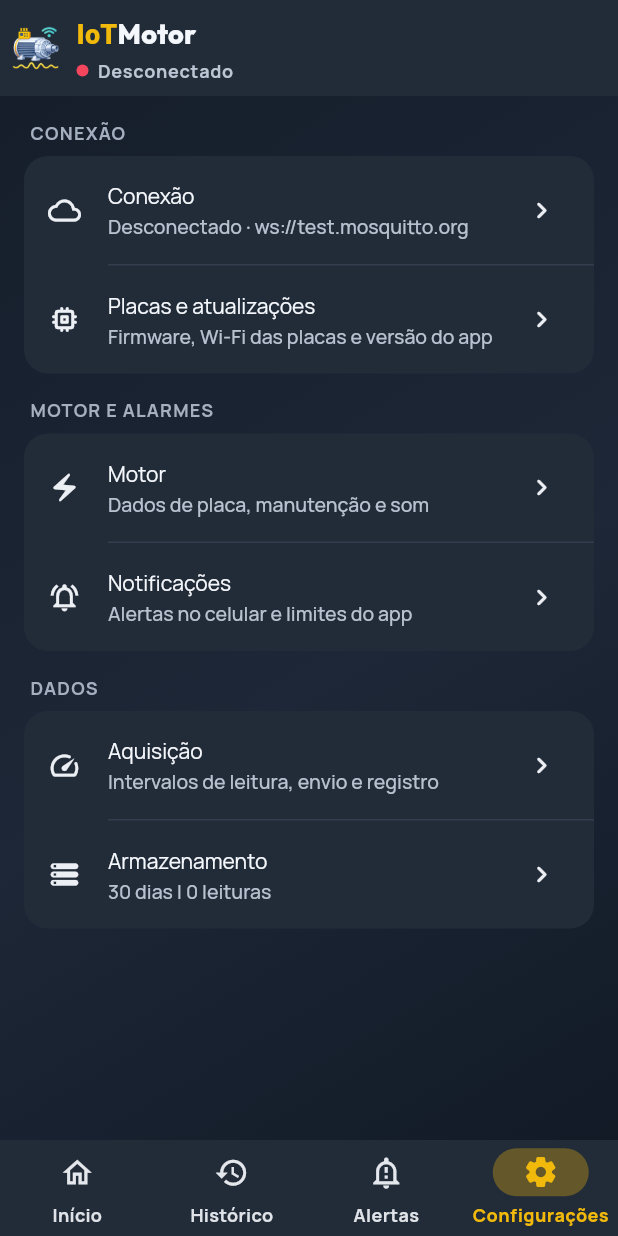
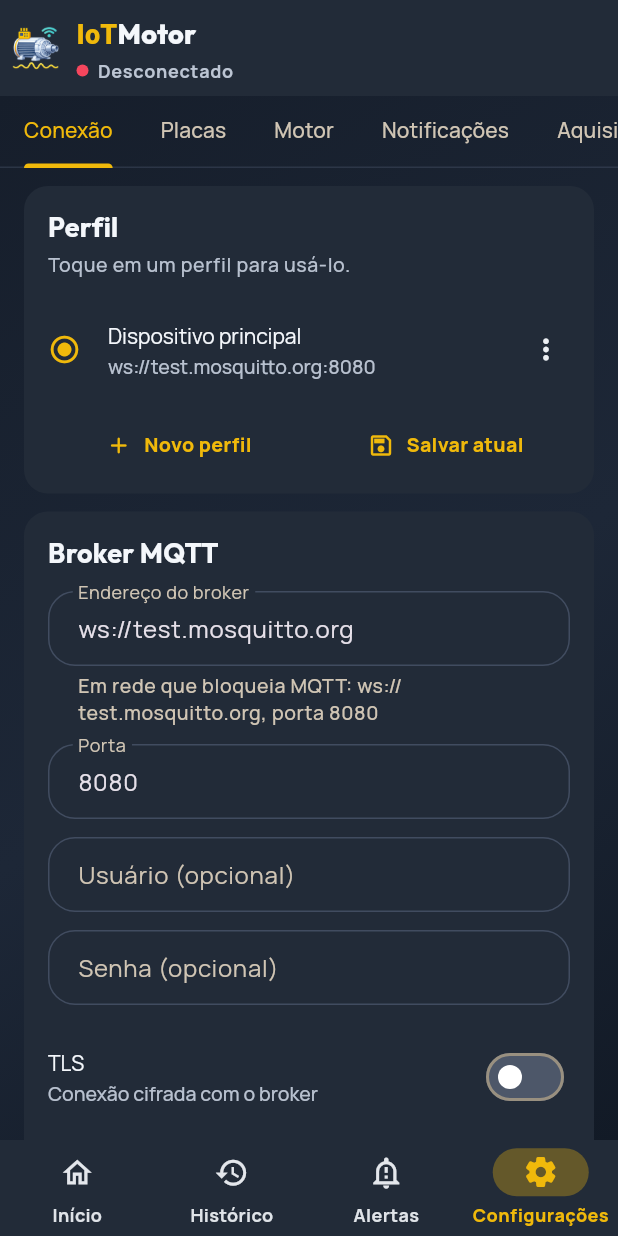
Before and after one commit to frahncky/IoTMotor, a Flutter app: the screen it shows after launch, item 4 of the bottom bar chosen, on a phone screen of 412 x 824 dp. Run offline on Flutter 3.47's test engine with Material 3 defaults, Android fonts, the phone set to English and light mode, and no system bars; our stand-ins replace audioplayers, fl_chart, flutter_local_notifications, flutter_riverpod, flutter_secure_storage, google_fonts and 2 more; missing offline and left inert: cryptography, dart:html, flutter_background_service, mqtt_client.

Commit message:
App: configurações voltam a usar abas no topo
As seções (Conexão, Placas, Motor, Notificações, Aquisição, Armazenamento)
ficam em abas roláveis no topo da tela, no lugar da lista que abria telas
separadas. A aba Placas mostra um ponto laranja quando há firmware novo.
O conteúdo de cada seção não muda.

Versão 2.5.6+20 "Abas nas configurações".

Co-Authored-By: Claude Opus 5.5 <noreply@anthropic.com>
Claude-Session: https://claude.ai/code/session_0189GDF6aG8NRjVo5XnGhWMc

```diff
--- a/lib/app/versao.dart
+++ b/lib/app/versao.dart
@@ -3,4 +3,4 @@
 /// A cada atualização do app, suba o `version:` do pubspec.yaml e troque este
 /// nome (curto, dizendo o que a versão traz). O CI publica a release
 /// `app-v<versão>` com ele, e a PR que muda o app sem subir a versão falha.
-const String nomeDaVersao = 'Visual de aplicativo';
+const String nomeDaVersao = 'Abas nas configurações';
--- a/lib/features/iot_motor/view/tabs/settings_tab.dart
+++ b/lib/features/iot_motor/view/tabs/settings_tab.dart
@@ -49,16 +49,6 @@ class _ConfiguracoesTabState extends ConsumerState<ConfiguracoesTab> {
 
   MotorControlController get controller => widget.controller;
 
-  /// As telas de cada seção são empilhadas por cima do app e leem este estado
-  /// (campos e escolhas): mudou aqui, elas se redesenham também.
-  final ValueNotifier<int> _versao = ValueNotifier<int>(0);
-
-  @override
-  void setState(VoidCallback fn) {
-    super.setState(fn);
-    _versao.value++;
-  }
-
   @override
   void initState() {
     super.initState();
@@ -90,7 +80,6 @@ class _ConfiguracoesTabState extends ConsumerState<ConfiguracoesTab> {
     _acqPublishController.dispose();
     _acqChartController.dispose();
     _acqRecordController.dispose();
-    _versao.dispose();
     super.dispose();
   }
 
@@ -104,155 +93,83 @@ class _ConfiguracoesTabState extends ConsumerState<ConfiguracoesTab> {
 
   @override
   Widget build(BuildContext context) {
-    final ({String texto, bool atualizar})? firmwareQuadro = controller
-        .firmwareOf('esp32-01');
     final bool atualizacao = controller.boardsToUpdate.isNotEmpty;
-    return ListView(
-      key: const ValueKey<String>('tab_configuracoes'),
-      padding: appPagePadding,
-      children: <Widget>[
-        _grupo(context, 'Conexão', <Widget>[
-          _item(
-            icon: Icons.cloud_outlined,
-            titulo: 'Conexão',
-            subtitulo:
-                controller.isConnected
-                    ? 'Conectado · ${controller.connectionHost}'
-                    : 'Desconectado · ${controller.connectionHost}',
-            abrir: () => _abrir('Conexão', _buildConnectionPage),
+    final List<(String, Widget?, List<Widget> Function(BuildContext))> abas =
+        <(String, Widget?, List<Widget> Function(BuildContext))>[
+          ('Conexão', null, _buildConnectionPage),
+          (
+            'Placas',
+            // Ponto laranja: há firmware novo para instalar.
+            atualizacao
+                ? Container(
+                  width: 8,
+                  height: 8,
+                  decoration: BoxDecoration(
+                    color: AppTheme.brandOrange,
+                    shape: BoxShape.circle,
                   ),
-          _item(
-            icon: Icons.memory_rounded,
-            titulo: 'Placas e atualizações',
-            subtitulo:
-                atualizacao
-                    ? 'Atualização de firmware disponível'
-                    : firmwareQuadro == null
-                    ? 'Firmware, Wi-Fi das placas e versão do app'
-                    : 'Firmware em dia',
-            destaque: atualizacao,
-            abrir:
-                () => _abrir(
-                  'Placas e atualizações',
+                )
+                : null,
             (BuildContext context) => <Widget>[
               DeviceMaintenanceSection(controller: controller),
             ],
           ),
-          ),
-        ]),
-        appSectionGap,
-        _grupo(context, 'Motor e alarmes', <Widget>[
-          _item(
-            icon: Icons.electric_bolt_rounded,
-            titulo: 'Motor',
-            subtitulo: 'Dados de placa, manutenção e som',
-            abrir:
-                () => _abrir(
+          (
             'Motor',
+            null,
             (BuildContext context) => <Widget>[
               MotorSettingsPanel(controller: controller),
             ],
           ),
-          ),
-          _item(
-            icon: Icons.notifications_active_outlined,
-            titulo: 'Notificações',
-            subtitulo: 'Alertas no celular e limites do app',
-            abrir: () => _abrir('Notificações', _buildNotificationsPage),
-          ),
-        ]),
-        appSectionGap,
-        _grupo(context, 'Dados', <Widget>[
-          _item(
-            icon: Icons.speed_rounded,
-            titulo: 'Aquisição',
-            subtitulo: 'Intervalos de leitura, envio e registro',
-            abrir: () => _abrir('Aquisição', _buildAcquisitionPage),
-          ),
-          _item(
-            icon: Icons.storage_rounded,
-            titulo: 'Armazenamento',
-            subtitulo: controller.historyRetentionSummary,
-            abrir: () => _abrir('Armazenamento', _buildStoragePage),
-          ),
-        ]),
-      ],
-    );
-  }
+          ('Notificações', null, _buildNotificationsPage),
+          ('Aquisição', null, _buildAcquisitionPage),
+          ('Armazenamento', null, _buildStoragePage),
+        ];
 
-  Widget _grupo(BuildContext context, String titulo, List<Widget> itens) {
-    return Column(
-      crossAxisAlignment: CrossAxisAlignment.stretch,
-      children: <Widget>[
-        Padding(
-          padding: const EdgeInsets.fromLTRB(4, 4, 4, 8),
-          child: Text(
-            titulo.toUpperCase(),
-            style: Theme.of(
-              context,
-            ).textTheme.labelMedium?.copyWith(letterSpacing: 0.8),
-          ),
-        ),
-        Material(
-          color: AppTheme.surfaceSoft,
-          borderRadius: BorderRadius.circular(16),
-          clipBehavior: Clip.antiAlias,
+    return DefaultTabController(
+      key: const ValueKey<String>('tab_configuracoes'),
+      length: abas.length,
       child: Column(
         children: <Widget>[
-              for (int i = 0; i < itens.length; i++) ...<Widget>[
-                if (i > 0)
-                  Divider(
-                    height: 1,
-                    indent: 56,
-                    color: AppTheme.inputBorder.withValues(alpha: 0.3),
-                  ),
-                itens[i],
+          TabBar(
+            isScrollable: true,
+            tabAlignment: TabAlignment.start,
+            dividerColor: AppTheme.inputBorder.withValues(alpha: 0.3),
+            tabs: <Widget>[
+              for (final (String nome, Widget? marca, _) in abas)
+                Tab(
+                  key: ValueKey<String>('config_$nome'),
+                  child: Row(
+                    mainAxisSize: MainAxisSize.min,
+                    children: <Widget>[
+                      Text(nome),
+                      if (marca != null) ...<Widget>[
+                        const SizedBox(width: 6),
+                        marca,
                       ],
                     ],
                   ),
                 ),
             ],
-    );
-  }
-
-  Widget _item({
-    required IconData icon,
-    required String titulo,
-    required String subtitulo,
-    required VoidCallback abrir,
-    bool destaque = false,
-  }) {
-    return ListTile(
-      key: ValueKey<String>('config_$titulo'),
-      leading: Icon(icon, color: destaque ? AppTheme.brandOrange : null),
-      title: Text(titulo),
-      subtitle: Text(
-        subtitulo,
-        maxLines: 1,
-        overflow: TextOverflow.ellipsis,
-        style: TextStyle(color: destaque ? AppTheme.brandOrange : null),
           ),
-      trailing: const Icon(Icons.chevron_right_rounded),
-      onTap: abrir,
-    );
-  }
-
-  /// Abre a seção numa tela própria, com voltar, por cima da barra inferior.
-  void _abrir(String titulo, List<Widget> Function(BuildContext) corpo) {
-    Navigator.of(context).push(
-      MaterialPageRoute<void>(
-        builder:
-            (BuildContext context) => Scaffold(
-              appBar: AppBar(title: Text(titulo)),
-              body: ListenableBuilder(
-                listenable: Listenable.merge(<Listenable>[controller, _versao]),
-                builder:
-                    (BuildContext context, _) => ListView(
+          Expanded(
+            child: TabBarView(
+              children: <Widget>[
+                for (final (
+                      String nome,
+                      _,
+                      List<Widget> Function(BuildContext) corpo,
+                    )
+                    in abas)
+                  ListView(
+                    key: ValueKey<String>('config_pagina_$nome'),
                     padding: appPagePadding,
                     children: corpo(context),
                   ),
+              ],
             ),
           ),
+        ],
       ),
     );
   }
--- a/pubspec.yaml
+++ b/pubspec.yaml
@@ -16,7 +16,7 @@ publish_to: 'none' # Remove this line if you wish to publish to pub.dev
 # https://developer.apple.com/library/archive/documentation/General/Reference/InfoPlistKeyReference/Articles/CoreFoundationKeys.html
 # In Windows, build-name is used as the major, minor, and patch parts
 # of the product and file versions while build-number is used as the build suffix.
-version: 2.5.5+19
+version: 2.5.6+20
 
 environment:
   sdk: ^3.7.2
```
Also changed, not shown: 1 other file. Lines whose indentation alone changed are shown as unchanged.
